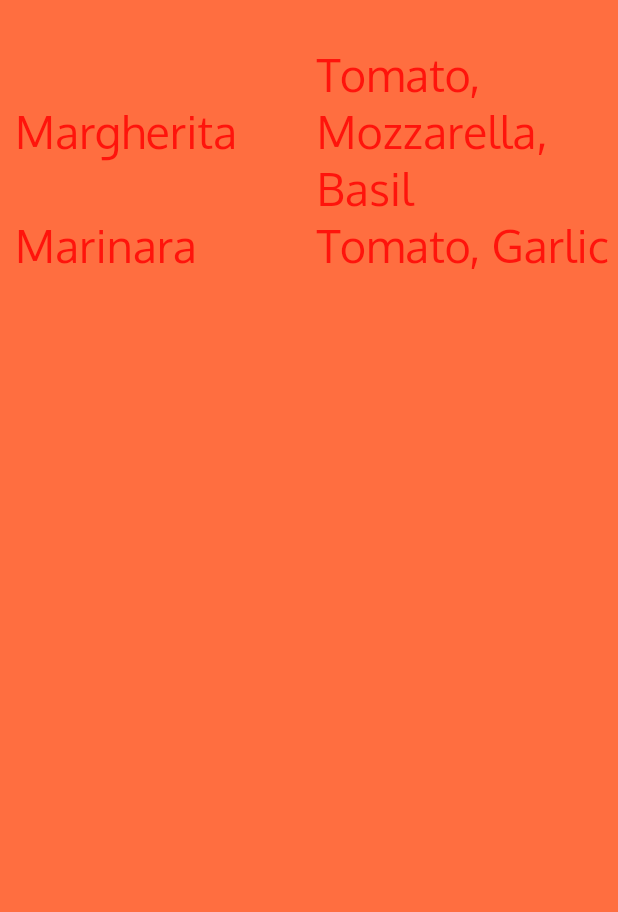
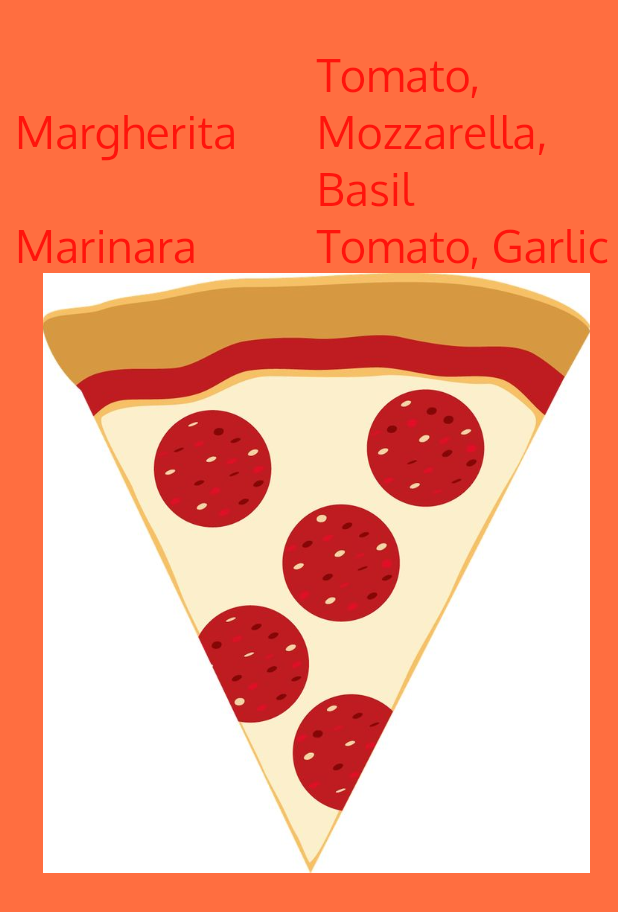
Before and after one commit to sajeevah/flutter-starter, a Flutter app: the screen it shows after launch, on a phone screen of 412 x 824 dp. Shown: the top 912 px of the screen. Run offline on Flutter 3.47's test engine with Material 2 defaults, Android fonts, the phone set to English and light mode, and no system bars.

Commit message:
add image

```diff
--- a/app_widgets/lib/ui/home.dart
+++ b/app_widgets/lib/ui/home.dart
@@ -1,5 +1,4 @@
 import 'dart:ui';
-
 import 'package:flutter/material.dart';
 
 class Home extends StatelessWidget {
@@ -54,7 +53,17 @@ class Home extends StatelessWidget {
             ),
           ),),
         ],),
+        PizzaImageWidget(),
       ],)
     ));
   }
 }
+
+class PizzaImageWidget extends StatelessWidget {
+  @override
+  Widget build(BuildContext context) {
+    AssetImage pizzaAssert = AssetImage('images/clip-art-pizza-1.jpg');
+    Image image = Image(image: pizzaAssert, width: 400.0, height: 400.0,);
+    return Container(child: image,);
+  }
+}
--- a/app_widgets/pubspec.yaml
+++ b/app_widgets/pubspec.yaml
@@ -45,9 +45,8 @@ flutter:
   uses-material-design: true
 
   # To add assets to your application, add an assets section, like this:
-  # assets:
-  #   - images/a_dot_burr.jpeg
-  #   - images/a_dot_ham.jpeg
+  assets:
+    - images/clip-art-pizza-1.jpg
 
   # An image asset can refer to one or more resolution-specific "variants", see
   # https://flutter.dev/assets-and-images/#resolution-aware.
```
Also changed, not shown: app_widgets/images/clip-art-pizza-1.jpg (added).
